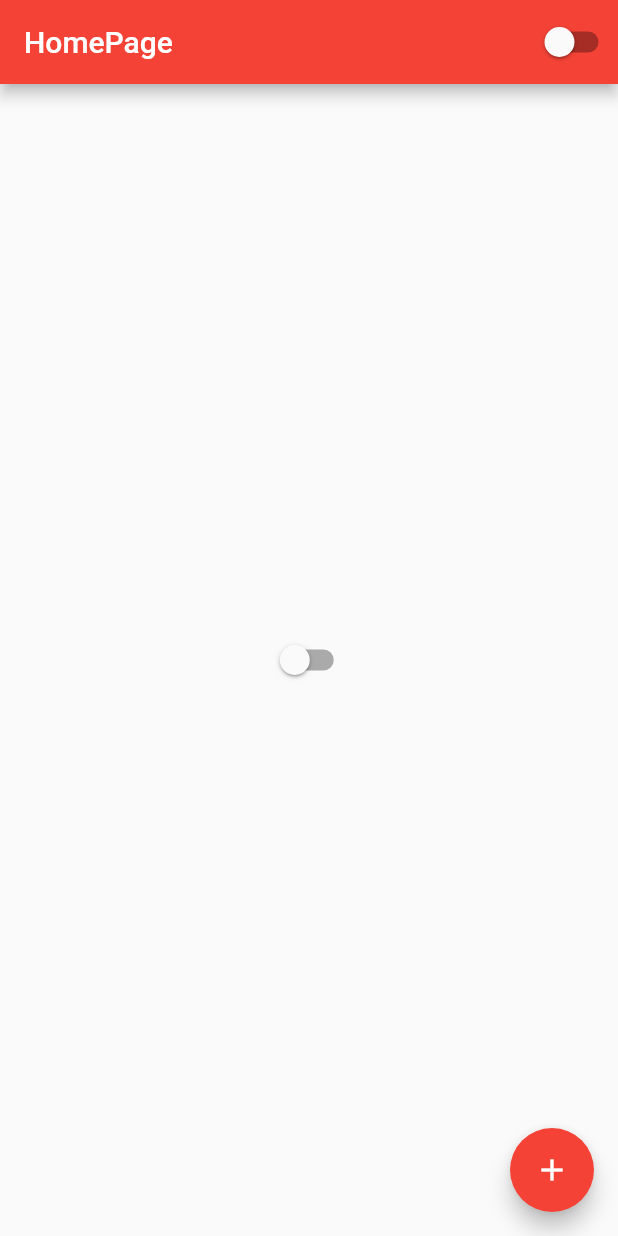
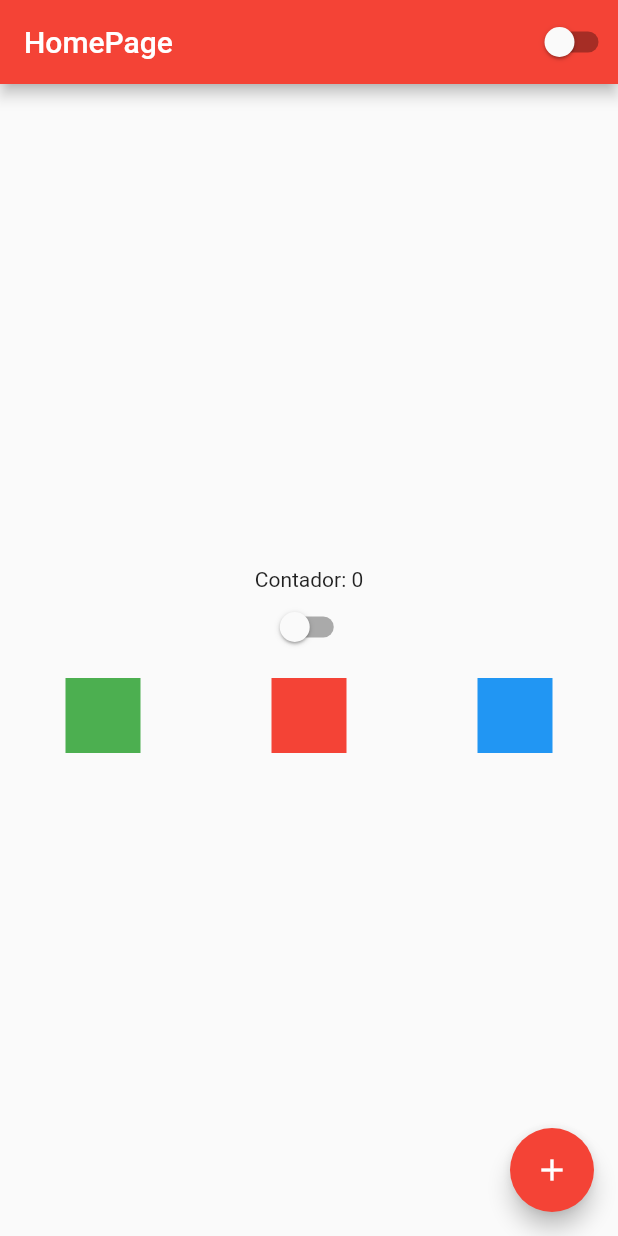
Before and after one commit to joaoaugustojr/flutter_theme, a Flutter app: the screen it shows after launch, on a phone screen of 412 x 824 dp. Run offline on Flutter 3.47's test engine with Material 2 defaults, Android fonts, the phone set to English and light mode, and no system bars.

Commit message:
more actions

```diff
--- a/lib/home.dart
+++ b/lib/home.dart
@@ -14,9 +14,12 @@ class HomePageState extends State<HomePage> {
   @override
   Widget build(BuildContext context) {
     return Scaffold(
-      appBar: AppBar(title: Text('HomePage'), actions: [
-        CustomSwitch(),
-      ]),
+      appBar: AppBar(
+        title: Text('HomePage'),
+        actions: [
+          CustomSwitch(),
+        ],
+      ),
       // body: Center(
       //   child: GestureDetector(
       //     child: Text(
@@ -30,8 +33,40 @@ class HomePageState extends State<HomePage> {
       //     },
       //   ),
       // ),
-      body: Center(
-        child: CustomSwitch(),
+      body: Container(
+        width: double.infinity,
+        height: double.infinity,
+        child: Column(
+          mainAxisAlignment: MainAxisAlignment.center,
+          // crossAxisAlignment: CrossAxisAlignment.center,
+          children: [
+            Text('Contador: $counter'),
+            CustomSwitch(),
+            Container(
+              height: 10,
+            ),
+            Row(
+              mainAxisAlignment: MainAxisAlignment.spaceAround,
+              children: [
+                Container(
+                  width: 50,
+                  height: 50,
+                  color: Colors.green,
+                ),
+                Container(
+                  width: 50,
+                  height: 50,
+                  color: Colors.red,
+                ),
+                Container(
+                  width: 50,
+                  height: 50,
+                  color: Colors.blue,
+                ),
+              ],
+            ),
+          ],
+        ),
       ),
       floatingActionButton: FloatingActionButton(
         child: Icon(Icons.add),
```
